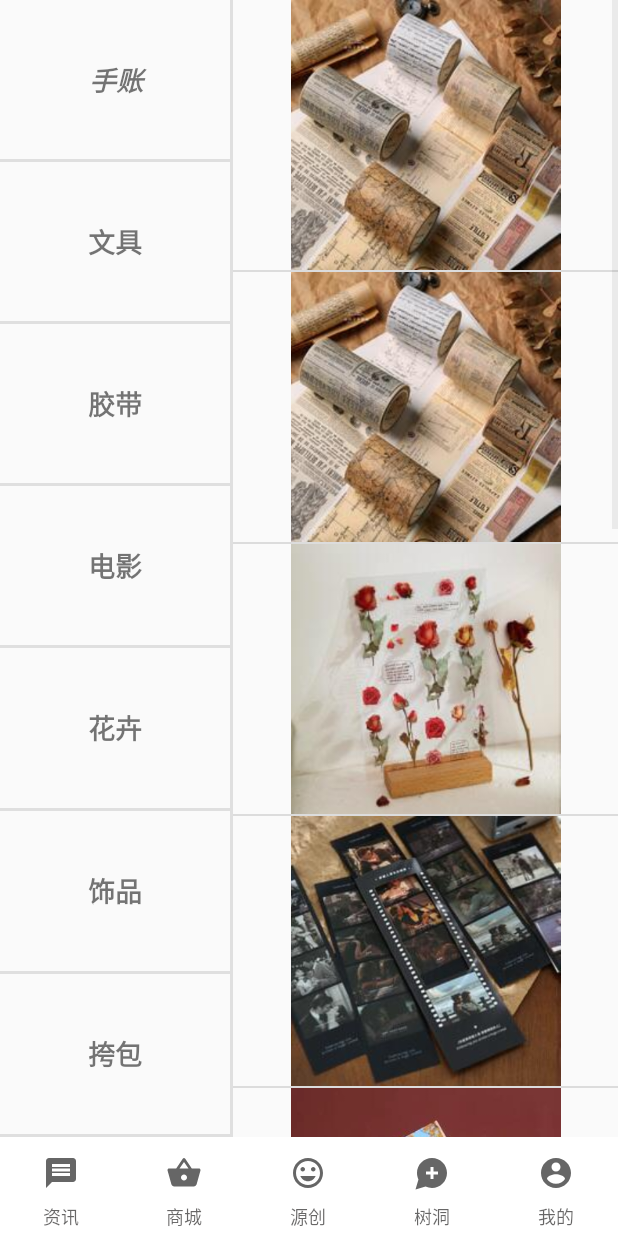
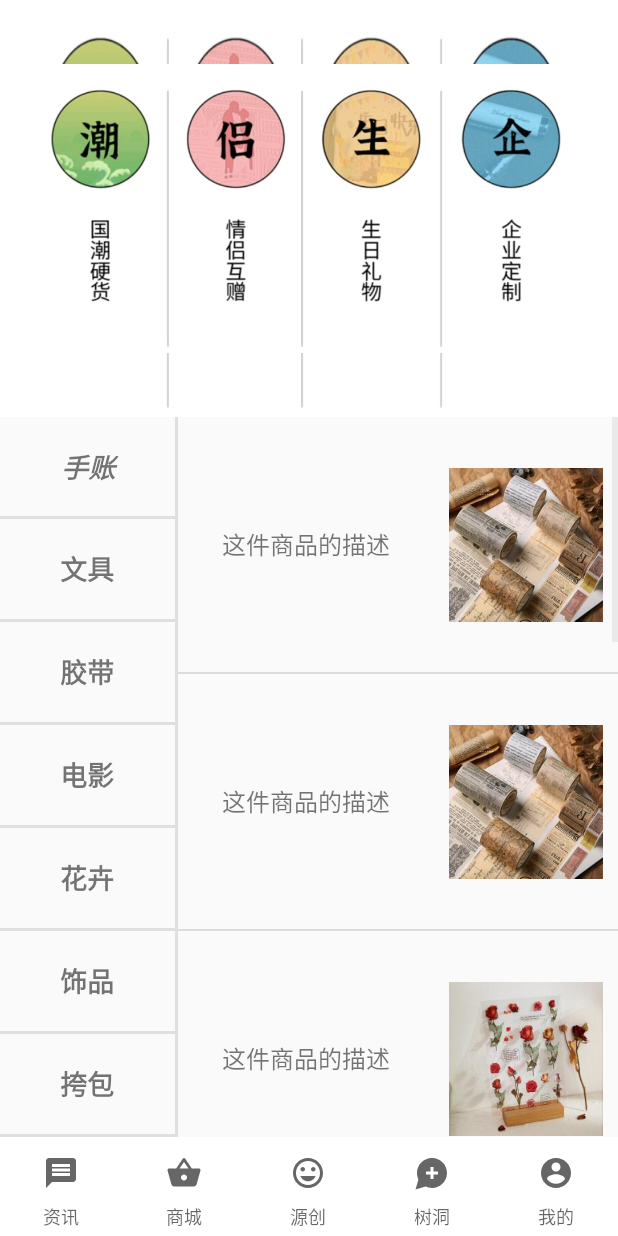
Before and after one commit to fanfer/PlayEasw, an Android app: the ShopMallActivity screen opened directly, with no data from a screen before it, on a phone screen of 412 x 824 dp. Run offline under Robolectric (Android 15) with nearby library versions, the phone set to English and light mode, and no system bars; pictures from the network do not load.

Commit message:
美化界面

```diff
--- a/app/build.gradle
+++ b/app/build.gradle
@@ -42,5 +42,5 @@ dependencies {
     testImplementation 'junit:junit:4.+'
     androidTestImplementation 'androidx.test.ext:junit:1.1.2'
     androidTestImplementation 'androidx.test.espresso:espresso-core:3.2.0'
-    compile 'com.youth.banner:banner:2.1.0'
+    compile 'com.github.sun-sky:Marquee:1.0.0'
 }
--- a/app/src/main/AndroidManifest.xml
+++ b/app/src/main/AndroidManifest.xml
@@ -6,9 +6,9 @@
 
     <application
         android:allowBackup="true"
-        android:icon="@drawable/logo1"
+        android:icon="@drawable/logo"
         android:label="@string/app_name"
-        android:roundIcon="@drawable/logo1"
+        android:roundIcon="@drawable/logo"
         android:supportsRtl="true"
         android:theme="@style/Theme.PlayEasw">
         <activity android:name=".data.MainPages.Core_shopActivity"></activity>
--- a/app/src/main/java/com/example/playeasw/data/MainPages/ShopMallActivity.java
+++ b/app/src/main/java/com/example/playeasw/data/MainPages/ShopMallActivity.java
@@ -9,8 +9,10 @@ import android.os.Bundle;
 import androidx.appcompat.app.AppCompatActivity;
 import androidx.viewpager2.widget.ViewPager2;
 
+import android.os.Handler;
 import android.view.View;
 import android.widget.AdapterView;
+import android.widget.ArrayAdapter;
 import android.widget.ListView;
 import android.widget.TextView;
 
@@ -18,9 +20,7 @@ import android.widget.TextView;
 import com.example.playeasw.R;
 import com.example.playeasw.data.projectUtils.InfoAdapter;
 import com.example.playeasw.data.projectUtils.InfoItems;
-import com.example.playeasw.data.projectUtils.pictureAdapter;
 import com.example.playeasw.data.projectUtils.pictureItem;
-import com.youth.banner.Banner;
 
 import java.util.ArrayList;
 import java.util.List;
@@ -32,8 +32,8 @@ public class ShopMallActivity extends AppCompatActivity {
     private TextView btn_core;
     private TextView btn_info;
     private TextView btn_account;
-    private List<pictureItem> projectList= new ArrayList<>();
-
+    private List<InfoItems> projectList= new ArrayList<>();
+/*    Banner banner=findViewById(R.id.banner);*/
     @Override
     protected void onCreate(Bundle savedInstanceState) {
         super.onCreate(savedInstanceState);
@@ -41,31 +41,70 @@ public class ShopMallActivity extends AppCompatActivity {
         initBtns();
         initProjects();
 
-        pictureAdapter Myadapter=new pictureAdapter(ShopMallActivity.this,R.layout.picture_item,projectList);
+        InfoAdapter Myadapter=new InfoAdapter(ShopMallActivity.this,R.layout.info_item,projectList);
+        ListView listView=(ListView) findViewById(R.id.list_Main);
+        listView.setAdapter(Myadapter);
 
-        ListView listView=(ListView) findViewById(R.id.list_Main);
+  /*      BannerImageAdapter adapter = new BannerImageAdapter(DataBean.getTestData2()) {
+            @Override
+            public void onBindView(Object holder, Object data, int position, int size) {
+
+            }
+        };
 
 
-        listView.setAdapter(Myadapter);
-
-    }
-    private void initProjects() {
-
-
-        projectList.add(new pictureItem(R.drawable.img));
-        projectList.add(new pictureItem(R.drawable.img2));
-        projectList.add(new pictureItem(R.drawable.img3));
-        projectList.add(new pictureItem(R.drawable.img4));
-        projectList.add(new pictureItem(R.drawable.img5));
-        projectList.add(new pictureItem(R.drawable.img6));
-        projectList.add(new pictureItem(R.drawable.img7));
-        projectList.add(new pictureItem(R.drawable.img8));
-        projectList.add(new pictureItem(R.drawable.img9));
+        banner.setAdapter(adapter)
+                .addBannerLifecycleObserver(this)//添加生命周期观察者
+                .setIndicator(new CircleIndicator(this))//设置指示器
+                .setOnBannerListener((data, position) -> {
+                    Snackbar.make(banner, ((DataBean) data).title, Snackbar.LENGTH_SHORT).show();
+                    LogUtils.d("position：" + position);
+                });*/
 
 
 
     }
 
+   /* public class BannerActivity extends AppCompatActivity {
+        public void useBanner() {
+            //--------------------------简单使用-------------------------------
+            banner.addBannerLifecycleObserver(this)//添加生命周期观察者
+                    .setAdapter(new BannerImageAdapter(DataBean.getTestData()) {
+                        @Override
+                        public void onBindView(Object holder, Object data, int position, int size) {
+
+                        }
+                    })
+                    .setIndicator(new CircleIndicator(this));
+
+            //—————————————————————————如果你想偷懒，而又只是图片轮播————————————————————————
+            banner.setAdapter(new BannerImageAdapter<DataBean>(DataBean.getTestData3()) {
+                @Override
+                public void onBindView(BannerImageHolder holder, DataBean data, int position, int size) {
+                    //图片加载自己实现
+                    Glide.with(holder.itemView)
+                            .load(data.imageUrl)
+                            .apply(RequestOptions.bitmapTransform(new RoundedCorners(30)))
+                            .into(holder.imageView);
+                }
+            })
+                    .addBannerLifecycleObserver(this)//添加生命周期观察者
+                    .setIndicator(new CircleIndicator(this));
+        }
+    }*/
+    private void initProjects() {
+
+        projectList.add(new InfoItems(R.drawable.img,"这件商品的描述"));
+        projectList.add(new InfoItems(R.drawable.img2,"这件商品的描述"));
+        projectList.add(new InfoItems(R.drawable.img3,"这件商品的描述"));
+        projectList.add(new InfoItems(R.drawable.img4,"这件商品的描述"));
+        projectList.add(new InfoItems(R.drawable.img5,"这件商品的描述"));
+        projectList.add(new InfoItems(R.drawable.img6,"这件商品的描述"));
+        projectList.add(new InfoItems(R.drawable.img7,"这件商品的描述"));
+        projectList.add(new InfoItems(R.drawable.img8,"这件商品的描述"));
+        projectList.add(new InfoItems(R.drawable.img9,"这件商品的描述"));
+
+    }
 
 
     public void initBtns(){
--- a/app/src/main/res/layout/activity_shop_mall.xml
+++ b/app/src/main/res/layout/activity_shop_mall.xml
@@ -9,19 +9,19 @@
 
 
     <LinearLayout
+        android:id="@+id/linearLayout7"
         android:layout_width="0dp"
-        android:layout_height="0dp"
+        android:layout_height="480dp"
         android:orientation="horizontal"
         app:layout_constraintBottom_toTopOf="@+id/linearLayout2"
         app:layout_constraintEnd_toEndOf="parent"
-        app:layout_constraintStart_toStartOf="parent"
-        app:layout_constraintTop_toTopOf="parent">
+        app:layout_constraintStart_toStartOf="parent">
 
         <LinearLayout
             android:id="@+id/linearLayout4"
             android:layout_width="0dp"
             android:layout_height="match_parent"
-            android:layout_weight="3"
+            android:layout_weight="2"
             android:orientation="vertical">
 
             <TextView
@@ -138,10 +138,11 @@
                 android:layout_height="2dp"
                 android:background="#dfdfdf" />
         </LinearLayout>
+
         <View
             android:layout_width="2dp"
             android:layout_height="match_parent"
-            android:background="#dfdfdf"/>
+            android:background="#dfdfdf" />
 
         <ListView
             android:id="@+id/list_Main"
@@ -231,4 +232,15 @@
 
     </LinearLayout>
 
+    <ImageView
+        android:id="@+id/imageView8"
+        android:layout_width="0dp"
+        android:layout_height="0dp"
+        android:background="@drawable/bannerimg"
+        app:layout_constraintBottom_toTopOf="@+id/linearLayout7"
+        app:layout_constraintEnd_toEndOf="parent"
+        app:layout_constraintStart_toStartOf="parent"
+        app:layout_constraintTop_toTopOf="parent"
+        app:srcCompat="@drawable/bannerimg" />
+
 </androidx.constraintlayout.widget.ConstraintLayout>
```
Also changed, not shown: app/src/main/java/com/example/playeasw/data/MainPages/DataBean.java (+96 -0 lines), app/src/main/java/com/example/playeasw/data/projectUtils/DataBean.java (added, +100 -0 lines), app/src/main/res/layout/activity_core.xml (+32 -22 lines), app/src/main/res/drawable/banneimg.jpg (added), app/src/main/res/drawable/bannerimg.png (added), app/src/main/res/drawable/logo.png (added), 1 other file.
